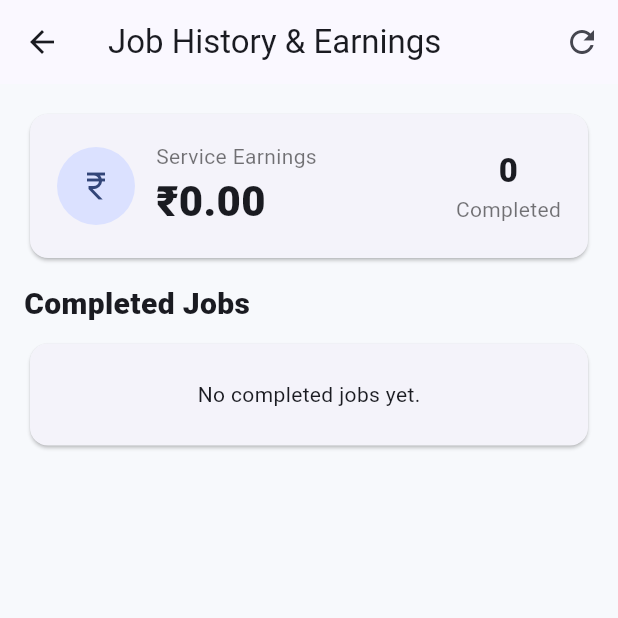
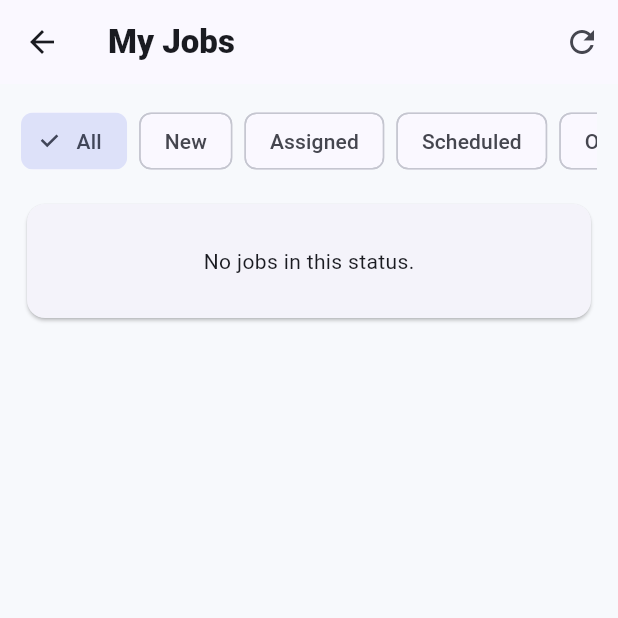
Before and after one commit to soham855/unique-market-service, a Flutter app: the TechnicianHomePage screen opened directly, item 2 of the bottom bar chosen, after a tap on the "refresh" icon, on a phone screen of 412 x 824 dp, the top half of it. Run offline on Flutter 3.47's test engine with Material 3 defaults, Android fonts, the light colour scheme and no system bars; our stand-ins replace firebase_core, firebase_messaging, flutter_local_notifications, geolocator, image_picker, printing and 3 more; missing offline and left inert: flutter_background_geofencing; accounts and stored records are empty.

Commit message:
Fix technician Jobs tab and add live filtered jobs list

```diff
--- a/flutter_app/lib/technician_main.dart
+++ b/flutter_app/lib/technician_main.dart
@@ -239,7 +239,7 @@ class _TechnicianHomePageState extends State<TechnicianHomePage> {
         if (i == 0) { setState(() => tab = 0); return; }
         if (i == 1) {
           setState(() => tab = 1);
-          await Navigator.push(context, MaterialPageRoute(builder: (_) => TechnicianHistoryPage(service: service)));
+          await Navigator.push(context, MaterialPageRoute(builder: (_) => TechnicianJobsPage(service: service)));
           if (mounted) { setState(() => tab = 0); load(); }
           return;
         }
@@ -265,6 +265,85 @@ class _TechnicianHomePageState extends State<TechnicianHomePage> {
   Widget _metric(String title, String value, IconData icon) => Card(child: Padding(padding: const EdgeInsets.all(14), child: Column(children: [Icon(icon, color: const Color(0xFF0B63F6)), const SizedBox(height: 7), Text(value, style: const TextStyle(fontSize: 22, fontWeight: FontWeight.w900)), Text(title, style: const TextStyle(color: Colors.black54))])));
 }
 
+
+class TechnicianJobsPage extends StatefulWidget {
+  final TechnicianService service;
+  const TechnicianJobsPage({super.key, required this.service});
+  @override State<TechnicianJobsPage> createState() => _TechnicianJobsPageState();
+}
+
+class _TechnicianJobsPageState extends State<TechnicianJobsPage> {
+  List<Map<String,dynamic>> jobs = [];
+  bool loading = true;
+  String filter = 'All';
+  Timer? _timer;
+
+  @override
+  void initState() {
+    super.initState();
+    load();
+    _timer = Timer.periodic(const Duration(seconds: 10), (_) => load());
+  }
+
+  @override
+  void dispose() {
+    _timer?.cancel();
+    super.dispose();
+  }
+
+  Future<void> load() async {
+    try {
+      jobs = await widget.service.jobs();
+    } catch (_) {}
+    if (mounted) setState(() => loading = false);
+  }
+
+  @override
+  Widget build(BuildContext context) {
+    final visible = filter == 'All'
+        ? jobs
+        : jobs.where((j) => (j['status'] ?? '').toString() == filter).toList();
+
+    return Scaffold(
+      appBar: AppBar(
+        title: const Text('My Jobs', style: TextStyle(fontWeight: FontWeight.w800)),
+        actions: [IconButton(onPressed: load, icon: const Icon(Icons.refresh))],
+      ),
+      body: loading
+          ? const Center(child: CircularProgressIndicator())
+          : RefreshIndicator(
+              onRefresh: load,
+              child: ListView(
+                padding: const EdgeInsets.all(14),
+                children: [
+                  SingleChildScrollView(
+                    scrollDirection: Axis.horizontal,
+                    child: Row(
+                      children: ['All', 'New', 'Assigned', 'Scheduled', 'On The Way', 'Reached', 'In Service', 'Completed']
+                          .map((s) => Padding(
+                                padding: const EdgeInsets.only(right: 8),
+                                child: ChoiceChip(
+                                  label: Text(s),
+                                  selected: filter == s,
+                                  onSelected: (_) => setState(() => filter = s),
+                                ),
+                              ))
+                          .toList(),
+                    ),
+                  ),
+                  const SizedBox(height: 14),
+                  if (visible.isEmpty)
+                    const Card(child: Padding(
+                      padding: EdgeInsets.all(28),
+                      child: Center(child: Text('No jobs in this status.')),
+                    )),
+                  ...visible.map((j) => JobCard(job: j, onChanged: load)),
+                ],
+              ),
+            ),
+    );
+  }
+}
 
 class TechnicianHistoryPage extends StatefulWidget {
   final TechnicianService service;
```
